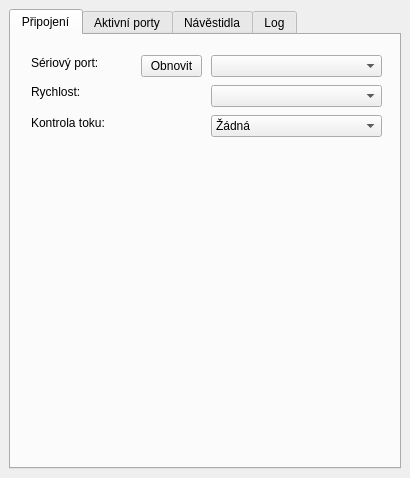
This is form/main-window.ui in kmzbrnoI/rcs-lib-XpressNET-qt as Qt 5 draws it before an edit. The edited form follows.
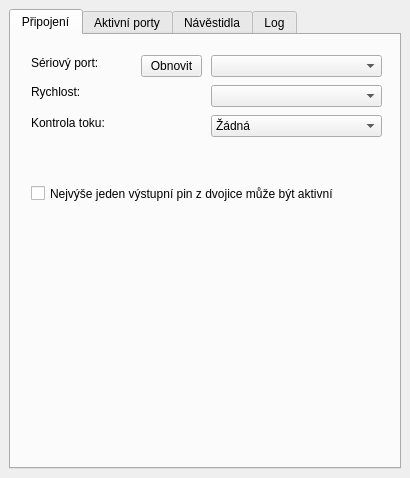
This is the edited form. The open tabs and pages were chosen to show the change.

Commit message: GUI: allow to set "only one output in pair active".

```diff
--- a/form/main-window.ui
+++ b/form/main-window.ui
@@ -151,6 +151,19 @@
          <string>Obnovit</string>
         </property>
        </widget>
+       <widget class="QCheckBox" name="chb_only_one_active">
+        <property name="geometry">
+         <rect>
+          <x>20</x>
+          <y>150</y>
+          <width>351</width>
+          <height>17</height>
+         </rect>
+        </property>
+        <property name="text">
+         <string>Nejvýše jeden výstupní pin z dvojice může být aktivní</string>
+        </property>
+       </widget>
       </widget>
       <widget class="QWidget" name="t_activeModules">
        <attribute name="title">
```
Left out of the diff: 2 changed lines with no effect on the pictures. The commit also changes 3 other files.
